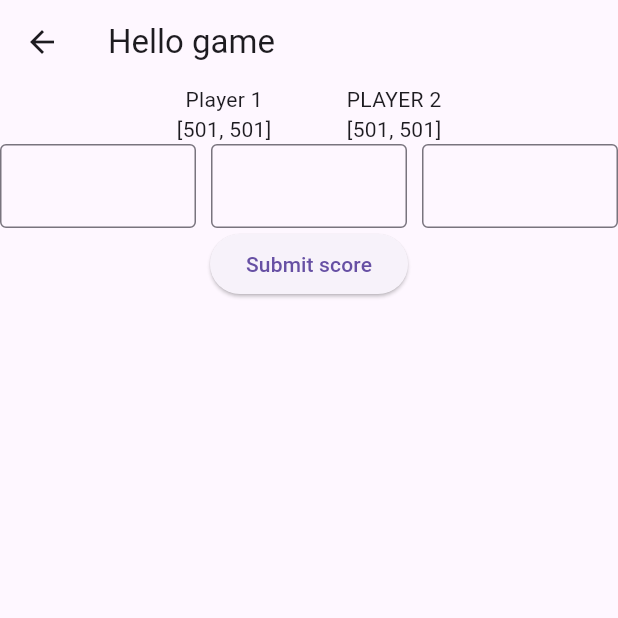
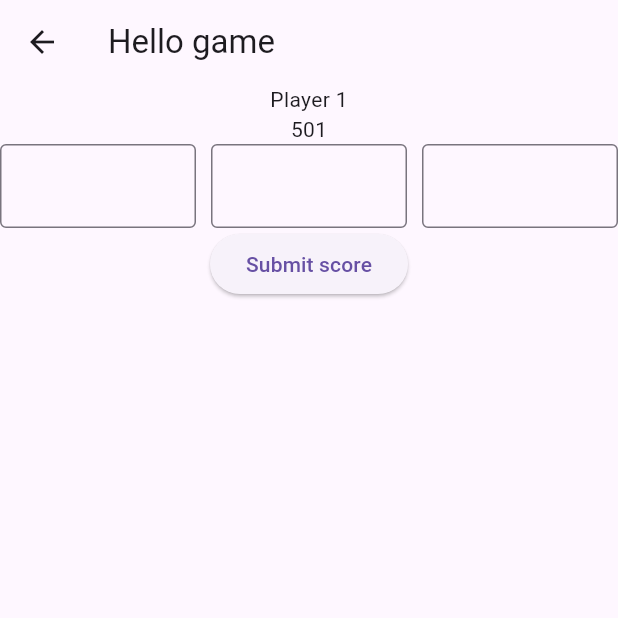
Before and after one commit to DBraja1738/DartsWithFriends, a Flutter app: the Game screen opened directly, after a tap on "Submit score", on a phone screen of 412 x 824 dp, the top half of it. Run offline on Flutter 3.47's test engine with Material 3 defaults, Android fonts, the phone set to English and light mode, and no system bars.

Commit message:
small fixes

```diff
--- a/lib/game.dart
+++ b/lib/game.dart
@@ -23,14 +23,15 @@ class Game extends StatefulWidget {
 
 
 class _GameState extends State<Game> {
-  TextEditingController _dart1controller = TextEditingController();
-  TextEditingController _dart2controller = TextEditingController();
-  TextEditingController _dart3controller = TextEditingController();
+  final TextEditingController _dart1controller = TextEditingController();
+  final TextEditingController _dart2controller = TextEditingController();
+  final TextEditingController _dart3controller = TextEditingController();
 
   int mainScore = 501;
   List<int> playerScores = [];
   int currentPlayer = 1;
   List<GameScore> scoreList = [];
+  int currentPlayerValue = 501;
 
   @override
   void initState(){
@@ -38,19 +39,24 @@ class _GameState extends State<Game> {
     playerScores = List<int>.filled(2,501);
   }
 
-  void changePlayer(){
-    if(currentPlayer==1){
-      currentPlayer=2;
-    }else currentPlayer=1;
-  }
+
 
   void submitScore(){
+    GameScore score = GameScore(
+        int.parse(_dart1controller.text),
+        int.parse(_dart2controller.text),
+        int.parse(_dart3controller.text),
+        currentPlayer);
+    scoreList.add(score);
+
+    _dart1controller.clear();
+    _dart2controller.clear();
+    _dart3controller.clear();
 
     setState(() {
-      GameScore score = GameScore(int.parse(_dart1controller.text),int.parse(_dart2controller.text),int.parse(_dart3controller.text), currentPlayer);
-      scoreList.add(score);
       playerScores[currentPlayer-1] = playerScores[currentPlayer-1] - score.sumDarts();
       currentPlayer = (currentPlayer%2) + 1;
+      currentPlayerValue=playerScores[currentPlayer-1];
     });
   }
 
@@ -68,15 +74,8 @@ class _GameState extends State<Game> {
               Column(
 
                 children: [
-                  Text("Player 1"),
-                  Text("$playerScores"),
-                ],
-              ),
-              SizedBox(width: 50,),
-              Column(
-                children: [
-                  Text("PLAYER 2"),
-                  Text("$playerScores"),
+                  Text("Player $currentPlayer"),
+                  Text("$currentPlayerValue"),
                 ],
               ),
             ],
```
